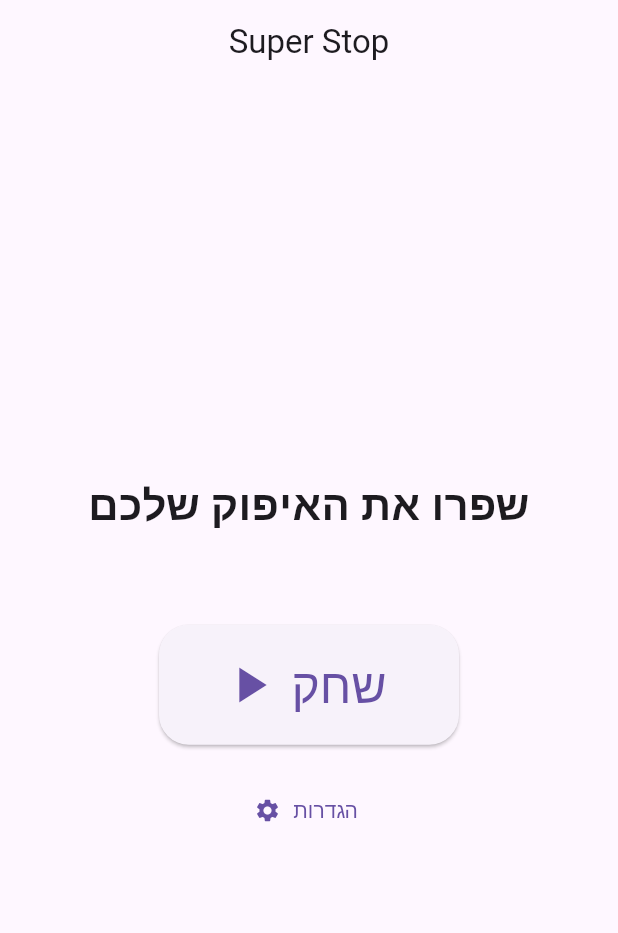
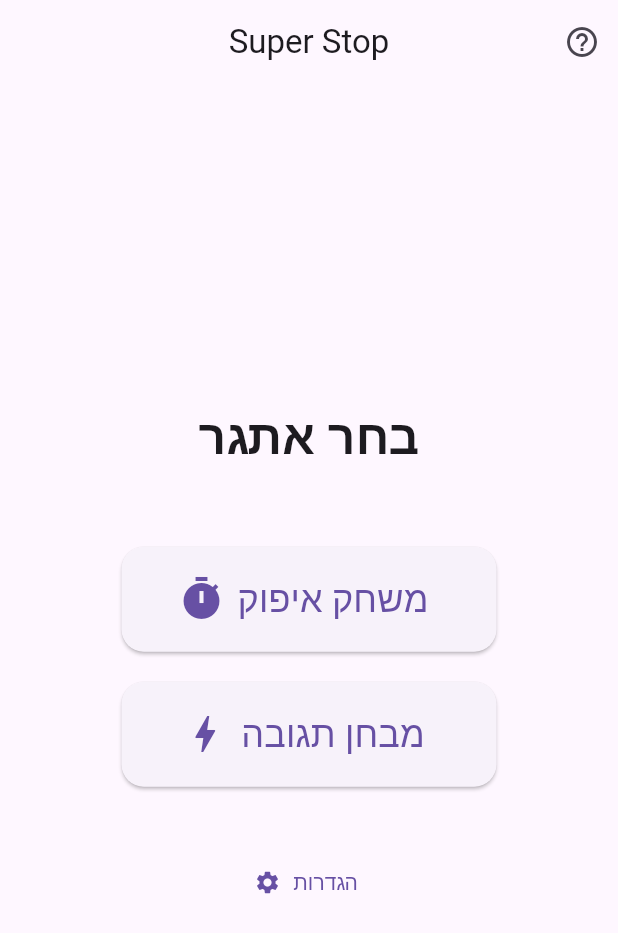
Before and after one commit to maromsa/super_stop, a Flutter app: the screen it shows after launch, on a phone screen of 412 x 824 dp. Shown: the top 933 px of the screen. Run offline on Flutter 3.47's test engine with Material 3 defaults, Android fonts, the light colour scheme and no system bars; our stand-ins replace audioplayers, shared_preferences.

```diff
--- a/lib/screens/home_screen.dart
+++ b/lib/screens/home_screen.dart
@@ -1,9 +1,47 @@
 import 'package:flutter/material.dart';
-import 'impulse_control_game_screen.dart'; // Make sure this import is correct
-import 'settings_screen.dart';             // Make sure this import is correct
+import 'impulse_control_game_screen.dart';
+import 'reaction_time_screen.dart'; // <-- Import the new game screen
+import 'settings_screen.dart';
 
 class HomeScreen extends StatelessWidget {
   const HomeScreen({super.key});
+
+  void _showInstructionsDialog(BuildContext context) {
+    // ... (The instruction dialog code remains the same)
+    showDialog(
+      context: context,
+      builder: (BuildContext context) {
+        return AlertDialog(
+          title: const Text('איך משחקים?'),
+          content: const SingleChildScrollView(
+            child: ListBody(
+              children: <Widget>[
+                Text(
+                  'משחק איפוק:',
+                  style: TextStyle(fontWeight: FontWeight.bold),
+                ),
+                Text('חכה שהעיגול יתמלא וירוק, ואז לחץ מהר!'),
+                SizedBox(height: 15),
+                Text(
+                  'מבחן תגובה:',
+                  style: TextStyle(fontWeight: FontWeight.bold),
+                ),
+                Text('חכה שהמסך יהפוך לירוק, ואז לחץ מהר!'),
+              ],
+            ),
+          ),
+          actions: <Widget>[
+            TextButton(
+              child: const Text('הבנתי'),
+              onPressed: () {
+                Navigator.of(context).pop();
+              },
+            ),
+          ],
+        );
+      },
+    );
+  }
 
   @override
   Widget build(BuildContext context) {
@@ -11,50 +49,59 @@ class HomeScreen extends StatelessWidget {
       appBar: AppBar(
         title: const Text('Super Stop'),
         centerTitle: true,
+        actions: [
+          IconButton(
+            icon: const Icon(Icons.help_outline),
+            tooltip: 'איך משחקים?',
+            onPressed: () {
+              _showInstructionsDialog(context);
+            },
+          ),
+        ],
       ),
       body: Center(
         child: Column(
           mainAxisAlignment: MainAxisAlignment.center,
           children: <Widget>[
             const Text(
-              'שפרו את האיפוק שלכם',
-              style: TextStyle(fontSize: 28, fontWeight: FontWeight.bold),
+              'בחר אתגר',
+              style: TextStyle(fontSize: 32, fontWeight: FontWeight.bold),
               textAlign: TextAlign.center,
             ),
-            const SizedBox(height: 60),
+            const SizedBox(height: 50),
 
-            // --- כפתור "שחק" ---
-            SizedBox(
-              width: 200,
-              height: 80,
-              child: ElevatedButton.icon(
-                icon: const Icon(Icons.play_arrow, size: 40),
-                label: const Text(
-                  'שחק',
-                  style: TextStyle(fontSize: 32),
-                ),
+            // --- This section is new ---
+            // Button for the Impulse Control game
+            _GameSelectionButton(
+              label: 'משחק איפוק',
+              icon: Icons.timer,
               onPressed: () {
-                  // The "Play" button should navigate to the GAME screen
                 Navigator.push(
                   context,
                   MaterialPageRoute(builder: (context) => const ImpulseControlGameScreen()),
                 );
               },
-                style: ElevatedButton.styleFrom(
-                  shape: RoundedRectangleBorder(
-                    borderRadius: BorderRadius.circular(20),
-                  ),
-                ),
-              ),
             ),
             const SizedBox(height: 20),
 
-            // --- כפתור "הגדרות" ---
+            // Button for the Reaction Time game
+            _GameSelectionButton(
+              label: 'מבחן תגובה',
+              icon: Icons.bolt,
+              onPressed: () {
+                Navigator.push(
+                  context,
+                  MaterialPageRoute(builder: (context) => const ReactionTimeScreen()),
+                );
+              },
+            ),
+            // --- End of new section ---
+
+            const SizedBox(height: 40),
             TextButton.icon(
               icon: const Icon(Icons.settings),
               label: const Text('הגדרות'),
               onPressed: () {
-                // The "Settings" button should navigate to the SETTINGS screen
                 Navigator.push(
                   context,
                   MaterialPageRoute(builder: (context) => const SettingsScreen()),
@@ -67,3 +114,37 @@ class HomeScreen extends StatelessWidget {
     );
   }
 }
+
+// Helper widget for consistent button styling
+class _GameSelectionButton extends StatelessWidget {
+  final String label;
+  final IconData icon;
+  final VoidCallback onPressed;
+
+  const _GameSelectionButton({
+    required this.label,
+    required this.icon,
+    required this.onPressed,
+  });
+
+  @override
+  Widget build(BuildContext context) {
+    return SizedBox(
+      width: 250,
+      height: 70,
+      child: ElevatedButton.icon(
+        icon: Icon(icon, size: 32),
+        label: Text(
+          label,
+          style: const TextStyle(fontSize: 24),
+        ),
+        onPressed: onPressed,
+        style: ElevatedButton.styleFrom(
+          shape: RoundedRectangleBorder(
+            borderRadius: BorderRadius.circular(15),
+          ),
+        ),
+      ),
+    );
+  }
+}
```
Also changed, not shown: lib/screens/reaction_time_screen.dart (added, +174 -0 lines), pubspec.yaml (+6 -1 lines), assets/icon/icon.png (added), pubspec.lock, 3 other files. Lines whose indentation alone changed are shown as unchanged.
